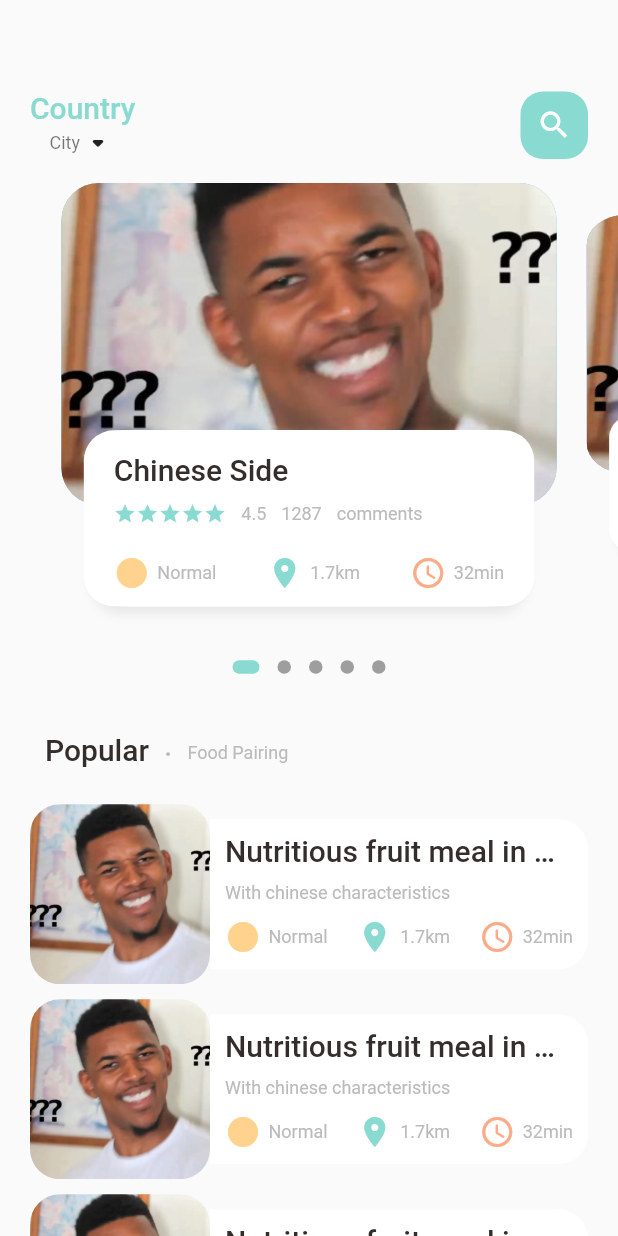
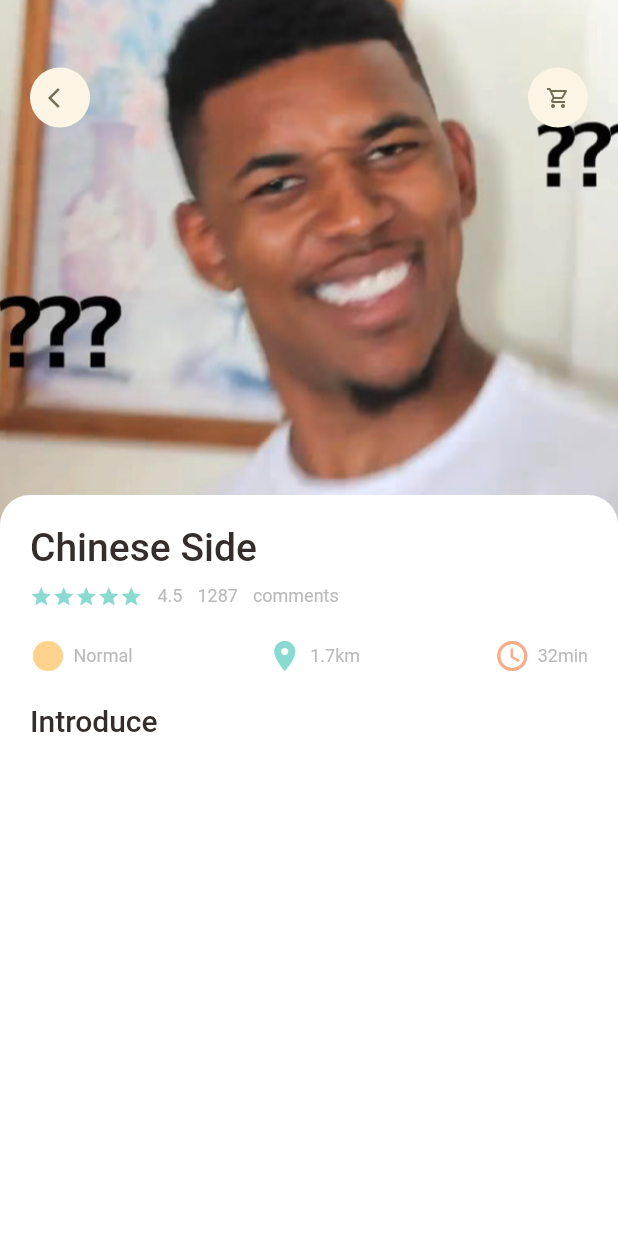
Before and after one commit to omitoful/food_delivery_demo, a Flutter app: the screen it shows after launch, on a phone screen of 412 x 824 dp. Run offline on Flutter 3.47's test engine with Material 2 defaults, Android fonts, the phone set to English and light mode, and no system bars; drawn by our look-alikes of dots_indicator; our stand-ins replace get.

Commit message:
setup detail page image & title

```diff
--- a/lib/main.dart
+++ b/lib/main.dart
@@ -1,5 +1,6 @@
 import 'package:flutter/material.dart';
-import 'package:food_delivery/home/main_food_page.dart';
+import 'package:food_delivery/pages/food/popular_food_detail.dart';
+import 'package:food_delivery/pages/home/main_food_page.dart';
 import 'package:get/get.dart';
 
 void main() {
@@ -17,7 +18,8 @@ class MyApp extends StatelessWidget {
       theme: ThemeData(
         primarySwatch: Colors.purple,
       ),
-      home: const MainFoodPage(),
+      home: const PopularFoodDetail(),
+      // home: const MainFoodPage(),
     );
   }
 }
--- /dev/null
+++ b/lib/pages/food/popular_food_detail.dart
@@ -0,0 +1,72 @@
+import 'package:flutter/material.dart';
+import 'package:food_delivery/Utils/app_layout.dart';
+import 'package:food_delivery/widgets/app_column.dart';
+import '../../Utils/colors.dart';
+import '../../widgets/app_icon.dart';
+import '../../widgets/big_text.dart';
+import '../../widgets/icon_and_text.dart';
+import '../../widgets/small_text.dart';
+
+class PopularFoodDetail extends StatelessWidget {
+  const PopularFoodDetail({Key? key}) : super(key: key);
+
+  @override
+  Widget build(BuildContext context) {
+    return Scaffold(
+      body: Stack(
+        children: [
+          Positioned(
+            left: 0,
+            right: 0,
+            child: Container(
+              width: double.maxFinite,
+              height: AppLayout.getHeight(350),
+              decoration: const BoxDecoration(
+                image: DecorationImage(
+                  fit: BoxFit.cover,
+                  image: AssetImage("assets/img_1.png")
+                )
+              ),
+            ),
+          ),
+          Positioned(
+            top: AppLayout.getHeight(45),
+            left: AppLayout.getWidth(20),
+            right: AppLayout.getWidth(20),
+            child: Row(
+              mainAxisAlignment: MainAxisAlignment.spaceBetween,
+              children: const [
+                AppIcon(icon: Icons.arrow_back_ios),
+                AppIcon(icon: Icons.shopping_cart_outlined)
+              ],
+            ),
+          ),
+          Positioned(
+            left: 0,
+            right: 0,
+            bottom: 0,
+            top: AppLayout.getHeight(350) - 20,
+            child: Container(
+              padding: EdgeInsets.only(left: AppLayout.getWidth(20), right: AppLayout.getWidth(20), top: AppLayout.getHeight(20)),
+              decoration: BoxDecoration(
+                color: Colors.white,
+                borderRadius: BorderRadius.only(
+                  topRight: Radius.circular(AppLayout.getHeight(20)),
+                  topLeft: Radius.circular(AppLayout.getHeight(20))
+                ),
+              ),
+              child: Column(
+                crossAxisAlignment: CrossAxisAlignment.start,
+                children: [
+                  const AppColumn(text: "Chinese Side"),
+                  SizedBox(height: AppLayout.getHeight(20)),
+                  BigText(text: "Introduce")
+                ],
+              ),
+            ),
+          )
+        ]
+      ),
+    );
+  }
+}
--- a/lib/home/food_page_body.dart
+++ b/lib/pages/home/food_page_body.dart
@@ -2,9 +2,10 @@ import 'package:dots_indicator/dots_indicator.dart';
 import 'package:flutter/material.dart';
 import 'package:food_delivery/Utils/app_layout.dart';
 import 'package:food_delivery/Utils/colors.dart';
+import 'package:food_delivery/widgets/app_column.dart';
 import 'package:food_delivery/widgets/big_text.dart';
 import 'package:food_delivery/widgets/small_text.dart';
-import '../widgets/icon_and_text.dart';
+import '../../widgets/icon_and_text.dart';
 
 class FoodPageBody extends StatefulWidget {
   const FoodPageBody({Key? key}) : super(key: key);
@@ -220,44 +221,7 @@ class _FoodPageBodyState extends State<FoodPageBody> {
               ),
               child: Container(
                 padding: EdgeInsets.only(top: AppLayout.getHeight(15), left: AppLayout.getWidth(15), right: AppLayout.getWidth(15)),
-                child: Column(
-                  crossAxisAlignment: CrossAxisAlignment.start,
-                  children: [
-                    BigText(text: "Chinese Side"),
-                    SizedBox(height: AppLayout.getHeight(10)),
-                    Row(
-                      children: [
-                        Wrap(
-                          children: List.generate(5, (index) => const Icon(Icons.star, color: AppColors.mainColor, size: 15)),
-                        ),
-                        SizedBox(width: AppLayout.getWidth(10)),
-                        SmallText(text: "4.5"),
-                        SizedBox(width: AppLayout.getWidth(10)),
-                        SmallText(text: "1287"),
-                        SizedBox(width: AppLayout.getWidth(10)),
-                        SmallText(text: "comments")
-                      ],
-                    ),
-                    SizedBox(height: AppLayout.getHeight(20)),
-                    Row(
-                      mainAxisAlignment: MainAxisAlignment.spaceBetween,
-                      children: const [
-                        IconAndTextWidget(
-                            icon: Icons.circle_sharp,
-                            text: "Normal",
-                            iconColor: AppColors.iconColor1),
-                        IconAndTextWidget(
-                            icon: Icons.location_on,
-                            text: "1.7km",
-                            iconColor: AppColors.mainColor),
-                        IconAndTextWidget(
-                            icon: Icons.access_time_rounded,
-                            text: "32min",
-                            iconColor: AppColors.iconColor2),
-                      ],
-                    )
-                  ],
-                ),
+                child: const AppColumn(text: "Chinese Side"),
               ),
             ),
           )
--- a/lib/home/main_food_page.dart
+++ b/lib/pages/home/main_food_page.dart
@@ -1,8 +1,8 @@
 import 'package:flutter/material.dart';
 import 'package:food_delivery/Utils/app_layout.dart';
-import '../Utils/colors.dart';
-import '../widgets/big_text.dart';
-import '../widgets/small_text.dart';
+import '../../Utils/colors.dart';
+import '../../widgets/big_text.dart';
+import '../../widgets/small_text.dart';
 import 'food_page_body.dart';
 
 class MainFoodPage extends StatefulWidget {
--- /dev/null
+++ b/lib/widgets/app_column.dart
@@ -0,0 +1,53 @@
+import 'package:flutter/material.dart';
+import 'package:food_delivery/widgets/small_text.dart';
+import '../Utils/app_layout.dart';
+import '../Utils/colors.dart';
+import 'big_text.dart';
+import 'icon_and_text.dart';
+
+class AppColumn extends StatelessWidget {
+  final String text;
+  const AppColumn({Key? key, required this.text}) : super(key: key);
+
+  @override
+  Widget build(BuildContext context) {
+    return Column(
+      crossAxisAlignment: CrossAxisAlignment.start,
+      children: [
+        BigText(text: text, size: AppLayout.getHeight(26)),
+        SizedBox(height: AppLayout.getHeight(10)),
+        Row(
+          children: [
+            Wrap(
+              children: List.generate(5, (index) => const Icon(Icons.star, color: AppColors.mainColor, size: 15)),
+            ),
+            SizedBox(width: AppLayout.getWidth(10)),
+            SmallText(text: "4.5"),
+            SizedBox(width: AppLayout.getWidth(10)),
+            SmallText(text: "1287"),
+            SizedBox(width: AppLayout.getWidth(10)),
+            SmallText(text: "comments")
+          ],
+        ),
+        SizedBox(height: AppLayout.getHeight(20)),
+        Row(
+          mainAxisAlignment: MainAxisAlignment.spaceBetween,
+          children: const [
+            IconAndTextWidget(
+                icon: Icons.circle_sharp,
+                text: "Normal",
+                iconColor: AppColors.iconColor1),
+            IconAndTextWidget(
+                icon: Icons.location_on,
+                text: "1.7km",
+                iconColor: AppColors.mainColor),
+            IconAndTextWidget(
+                icon: Icons.access_time_rounded,
+                text: "32min",
+                iconColor: AppColors.iconColor2),
+          ],
+        )
+      ],
+    );
+  }
+}
--- /dev/null
+++ b/lib/widgets/app_icon.dart
@@ -0,0 +1,32 @@
+import 'package:flutter/cupertino.dart';
+import 'package:food_delivery/Utils/app_layout.dart';
+
+class AppIcon extends StatelessWidget {
+  final IconData icon;
+  final Color bgColor;
+  final Color iconColor;
+  final double size;
+  const AppIcon({Key? key,
+    required this.icon,
+    this.iconColor = const Color(0xFF756d54),
+    this.bgColor = const Color(0xFFfcf4e4),
+    this.size = 40
+  }) : super(key: key);
+
+  @override
+  Widget build(BuildContext context) {
+    return Container(
+      width: size,
+      height: size,
+      decoration: BoxDecoration(
+        borderRadius: BorderRadius.circular(size/2),
+        color: bgColor
+      ),
+      child: Icon(
+        icon,
+        color: iconColor,
+        size: AppLayout.getHeight(16),
+      ),
+    );
+  }
+}
```
